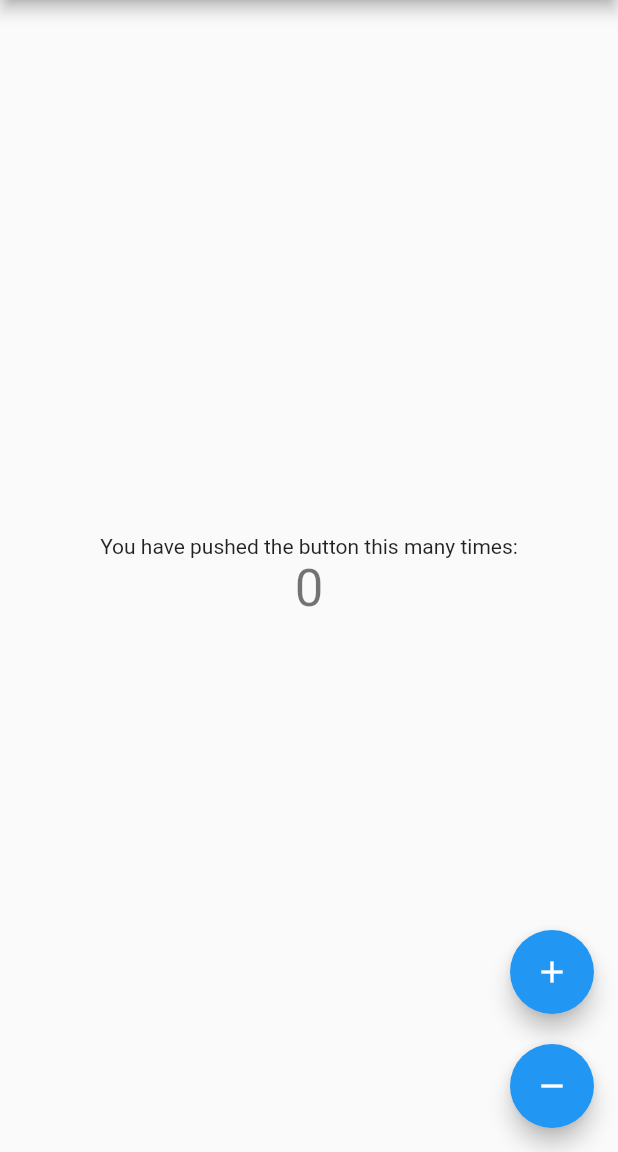
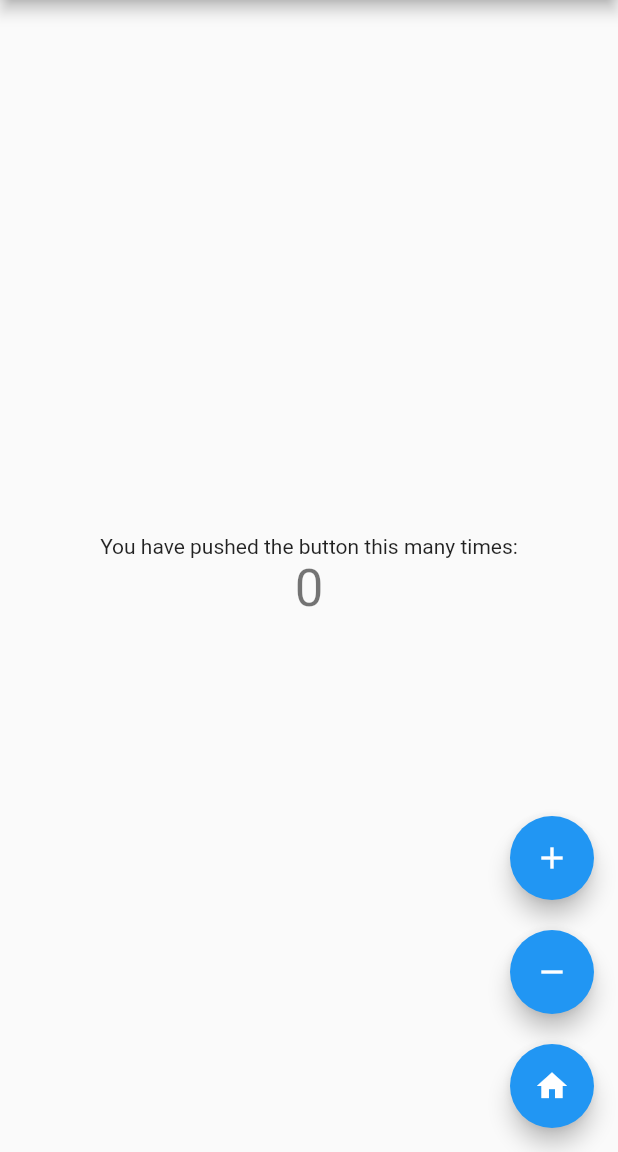
Before and after one commit to flutternoob955/flutter_counter, a Flutter app: the screen it shows after launch, on a phone screen of 412 x 824 dp, the part 84-1236 px from its top. Run offline on Flutter 3.47's test engine with Material 2 defaults, Android fonts, the phone set to English and light mode, and no system bars; our stand-ins replace bloc, flutter_bloc.

Commit message:
Extra page

```diff
--- a/lib/main.dart
+++ b/lib/main.dart
@@ -2,6 +2,7 @@ import 'package:flutter/cupertino.dart';
 import 'package:flutter/material.dart';
 import 'package:flutter_bloc/flutter_bloc.dart';
 import 'bloc/bloc.dart';
+import 'counter_page.dart';
 
 void main() => runApp(MyApp());
 
@@ -9,14 +10,15 @@ class MyApp extends StatelessWidget {
   // This widget is the root of your application.
   @override
   Widget build(BuildContext context) {
-    return MaterialApp(
-      title: 'Flutter Demo',
-      theme: ThemeData(
-        primarySwatch: Colors.blue,
-      ),
-      home: BlocProvider<CounterBloc>(
-          create: (context) => CounterBloc(),
-          child: MyHomePage(title: 'Flutter Demo Home Page')
+    return BlocProvider(
+      create: (context) => CounterBloc(),
+      child: MaterialApp(
+        title: 'Flutter Demo',
+        theme: ThemeData(
+          primarySwatch: Colors.blue,
+        ),
+        //home: CounterPage(),
+        home: MyHomePage(title: 'Flutter Demo Home Page'),
       ),
     );
   }
@@ -73,6 +75,7 @@ class _MyHomePageState extends State<MyHomePage> {
               BlocProvider.of<CounterBloc>(context).add(CounterIncrement());
             },
             tooltip: 'Increment',
+            heroTag: "Increment",
             child: Icon(Icons.add),
           ),
           SizedBox(height: 20,),
@@ -81,7 +84,17 @@ class _MyHomePageState extends State<MyHomePage> {
               BlocProvider.of<CounterBloc>(context).add(CounterDecrement());
             },
             tooltip: 'Decrement',
+            heroTag: "Decrement",
             child: Icon(Icons.remove),
+          ),
+          SizedBox(height: 20,),
+          FloatingActionButton(
+            onPressed: () {
+              Navigator.of(context).push(MaterialPageRoute(builder: (context) => CounterPage()));
+            },
+            tooltip: 'Open',
+            heroTag: "Open",
+            child: Icon(Icons.home),
           ),
         ],
       ),
```
Also changed, not shown: lib/counter_page.dart (added, +32 -0 lines).
